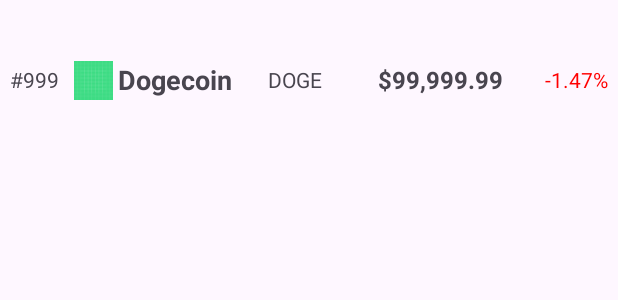
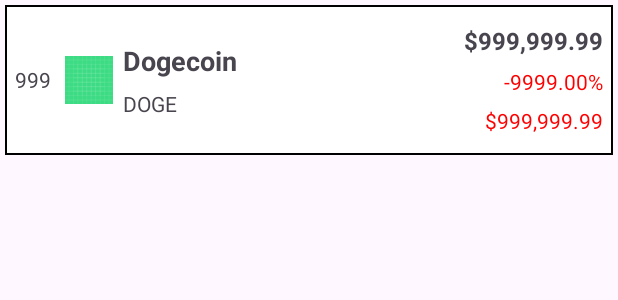
Before and after one commit to malicankaya/02BitcoinTicker, an Android app: the layout rv_coin_list_item.xml on its own in the app's theme, with its tools: preview values and no code run, on a phone screen of 412 x 824 dp. Shown: the top 300 px of the screen. Run offline under Robolectric (Android 15) with nearby library versions, the phone set to English and light mode, and no system bars; network calls fail.

Commit message:
added coinapiservice

```diff
--- a/app/build.gradle.kts
+++ b/app/build.gradle.kts
@@ -54,6 +54,7 @@ dependencies {
     implementation(libs.androidx.constraintlayout)
     implementation(libs.androidx.navigation.fragment.ktx)
     implementation(libs.androidx.navigation.ui.ktx)
+    implementation(libs.androidx.swiperefreshlayout)
     testImplementation(libs.junit)
     androidTestImplementation(libs.androidx.junit)
     androidTestImplementation(libs.androidx.espresso.core)
--- /dev/null
+++ b/app/src/main/res/drawable/border.xml
@@ -0,0 +1,4 @@
+<shape xmlns:android="http://schemas.android.com/apk/res/android" android:shape="rectangle" >
+    <solid android:color="@android:color/white" />
+    <stroke android:width="1dip" android:color="#000000"/>
+</shape>
--- a/app/src/main/res/layout/rv_coin_list_item.xml
+++ b/app/src/main/res/layout/rv_coin_list_item.xml
@@ -1,71 +1,92 @@
 <?xml version="1.0" encoding="utf-8"?>
-<LinearLayout xmlns:android="http://schemas.android.com/apk/res/android"
+<LinearLayout
+        xmlns:android="http://schemas.android.com/apk/res/android"
         xmlns:app="http://schemas.android.com/apk/res-auto"
         android:layout_width="match_parent"
         android:layout_height="100dp"
         android:layout_margin="3dp"
-    android:orientation="horizontal">
-
+        android:background="@drawable/border"
+        android:gravity="center"
+        android:orientation="horizontal"
+        android:padding="3dp">
 
         <TextView
             android:id="@+id/tvCoinOrder"
-        android:layout_width="0dp"
+            android:layout_width="30dp"
+            android:textAlignment="textStart"
             android:layout_height="wrap_content"
-        android:layout_gravity="center"
             android:layout_margin="3dp"
-        android:layout_weight="3"
-        android:text="#999" />
+            android:text="999" />
 
         <ImageView
             android:id="@+id/ivCoinImage"
-        android:layout_width="0dp"
+            android:layout_width="32dp"
+            android:layout_height="32dp"
+            app:srcCompat="@drawable/ic_launcher_background" />
+
+        <LinearLayout
+            android:layout_width="match_parent"
+            android:layout_weight="1"
             android:layout_height="wrap_content"
-        android:layout_weight="2"
-        app:srcCompat="@drawable/ic_launcher_background" />
+            android:orientation="vertical"
+            android:padding="3dp">
 
             <TextView
                 android:id="@+id/tvCoinName"
-        android:layout_width="0dp"
+                android:layout_width="match_parent"
+                android:gravity="start"
                 android:layout_height="wrap_content"
-        android:layout_gravity="center"
                 android:layout_margin="3dp"
-        android:layout_weight="7"
                 android:text="Dogecoin"
                 android:textSize="18sp"
                 android:textStyle="bold" />
 
             <TextView
                 android:id="@+id/tvCoinCode"
-        android:layout_width="0dp"
+                android:layout_width="match_parent"
                 android:layout_height="wrap_content"
-        android:layout_gravity="center"
+                android:gravity="start"
                 android:layout_margin="3dp"
-        android:layout_weight="5"
                 android:text="DOGE"
                 android:textSize="14sp" />
+        </LinearLayout>
+
+        <LinearLayout
+            android:layout_width="wrap_content"
+            android:layout_height="wrap_content"
+            android:layout_gravity="center_vertical|end"
+            android:orientation="vertical">
 
             <TextView
                 android:id="@+id/tvCoinPrice"
-        android:layout_width="0dp"
+                android:layout_width="match_parent"
                 android:layout_height="wrap_content"
-        android:layout_gravity="center"
+                android:gravity="end"
                 android:layout_margin="3dp"
-        android:layout_weight="7"
-        android:text="$99,999.99"
+                android:text="$999,999.99"
                 android:textSize="16sp"
                 android:textStyle="bold" />
 
             <TextView
                 android:id="@+id/tvPriceChangePercentage"
-        android:layout_width="0dp"
+                android:layout_width="match_parent"
+                android:gravity="end"
                 android:layout_height="wrap_content"
-        android:layout_gravity="center"
+                android:layout_margin="3dp"
+                android:text="-9999.00%"
+                android:textColor="@color/red"
+                android:textSize="14sp" />
+
+            <TextView
+                android:id="@+id/tvPriceChangeAmount"
+                android:layout_width="match_parent"
                 android:gravity="end"
+                android:layout_height="wrap_content"
                 android:layout_margin="3dp"
-        android:layout_weight="4"
-        android:text="-1.47%"
-        android:textSize="14sp"
-        android:textColor="@color/red"/>
+                android:text="$999,999.99"
+                android:textColor="@color/red"
+                android:textSize="14sp" />
+        </LinearLayout>
 
 
     </LinearLayout>
--- a/gradle/libs.versions.toml
+++ b/gradle/libs.versions.toml
@@ -11,6 +11,7 @@ activity = "1.9.2"
 constraintlayout = "2.1.4"
 navigationFragmentKtx = "2.8.0"
 navigationUiKtx = "2.8.0"
+swiperefreshlayout = "1.1.0"
 
 [libraries]
 androidx-core-ktx = { group = "androidx.core", name = "core-ktx", version.ref = "coreKtx" }
@@ -23,6 +24,7 @@ androidx-activity = { group = "androidx.activity", name = "activity", version.re
 androidx-constraintlayout = { group = "androidx.constraintlayout", name = "constraintlayout", version.ref = "constraintlayout" }
 androidx-navigation-fragment-ktx = { group = "androidx.navigation", name = "navigation-fragment-ktx", version.ref = "navigationFragmentKtx" }
 androidx-navigation-ui-ktx = { group = "androidx.navigation", name = "navigation-ui-ktx", version.ref = "navigationUiKtx" }
+androidx-swiperefreshlayout = { group = "androidx.swiperefreshlayout", name = "swiperefreshlayout", version.ref = "swiperefreshlayout" }
 
 [plugins]
 android-application = { id = "com.android.application", version.ref = "agp" }
```
Also changed, not shown: app/src/main/java/com/malicankaya/a02bitcointicker/adapter/CoinListAdapter.kt (+37 -9 lines), app/src/main/java/com/malicankaya/a02bitcointicker/model/CoinModel.kt (+22 -5 lines), app/src/main/java/com/malicankaya/a02bitcointicker/service/CoinAPI.kt (+11 -4 lines), app/src/main/java/com/malicankaya/a02bitcointicker/service/CoinAPIService.kt (added, +42 -0 lines), app/src/main/java/com/malicankaya/a02bitcointicker/view/CoinListFragment.kt (+39 -6 lines), app/src/main/java/com/malicankaya/a02bitcointicker/viewmodel/CoinListFragmentViewModel.kt (added, +27 -0 lines), app/src/main/res/layout/fragment_coin_list.xml (+15 -4 lines). Lines whose indentation alone changed are shown as unchanged.
